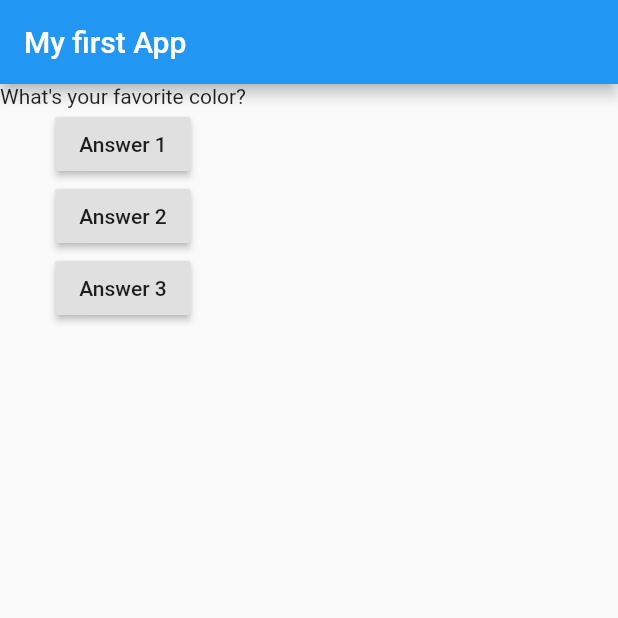
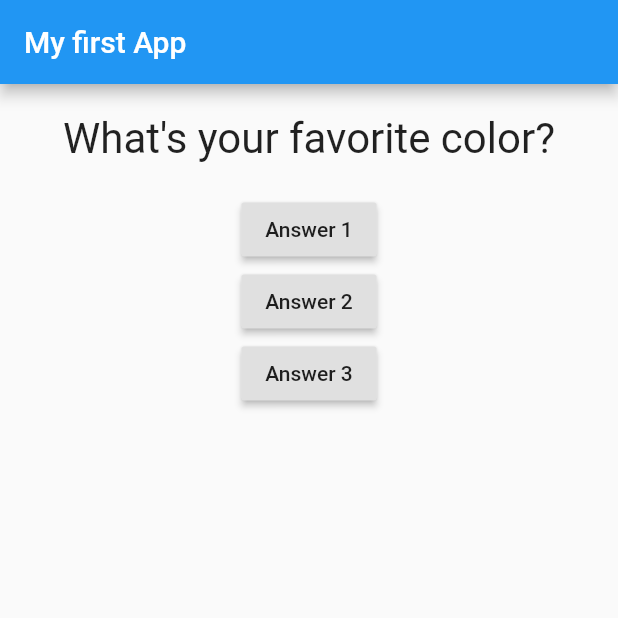
Before and after one commit to w9wen/flutter_complete_guide, a Flutter app: the screen it shows after launch, on a phone screen of 412 x 824 dp, the top half of it. Run offline on Flutter 3.47's test engine with Material 2 defaults, Android fonts, the phone set to English and light mode, and no system bars.

Commit message:
lamp($APP) First Styling & Layouting.

```diff
--- a/lib/question.dart
+++ b/lib/question.dart
@@ -2,12 +2,20 @@ import 'package:flutter/material.dart';
 
 class Question extends StatelessWidget {
   // const Question({Key? key}) : super(key: key);
-  String questionText;
+  final String questionText;
 
-  Question(this.questionText, {Key? key}) : super(key: key);
+  const Question(this.questionText, {Key? key}) : super(key: key);
 
   @override
   Widget build(BuildContext context) {
-    return Text(questionText);
+    return Container(
+      width: double.infinity,
+      margin: EdgeInsets.all(20),
+      child: Text(
+        questionText,
+        style: const TextStyle(fontSize: 28),
+        textAlign: TextAlign.center,
+      ),
+    );
   }
 }
```
